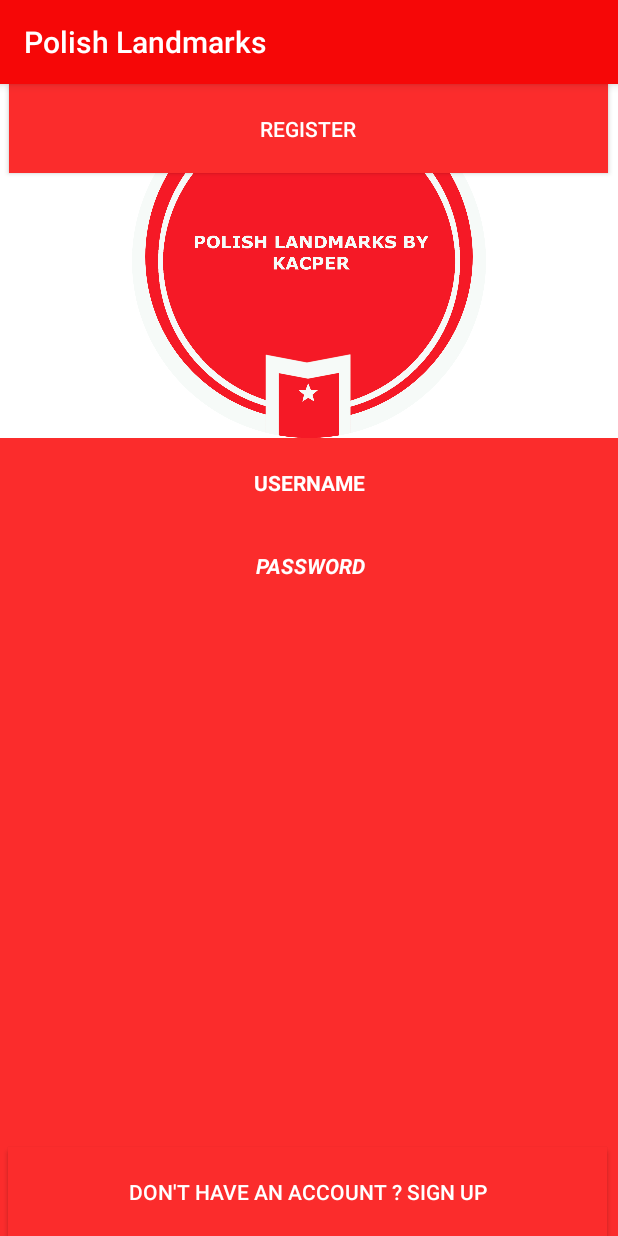
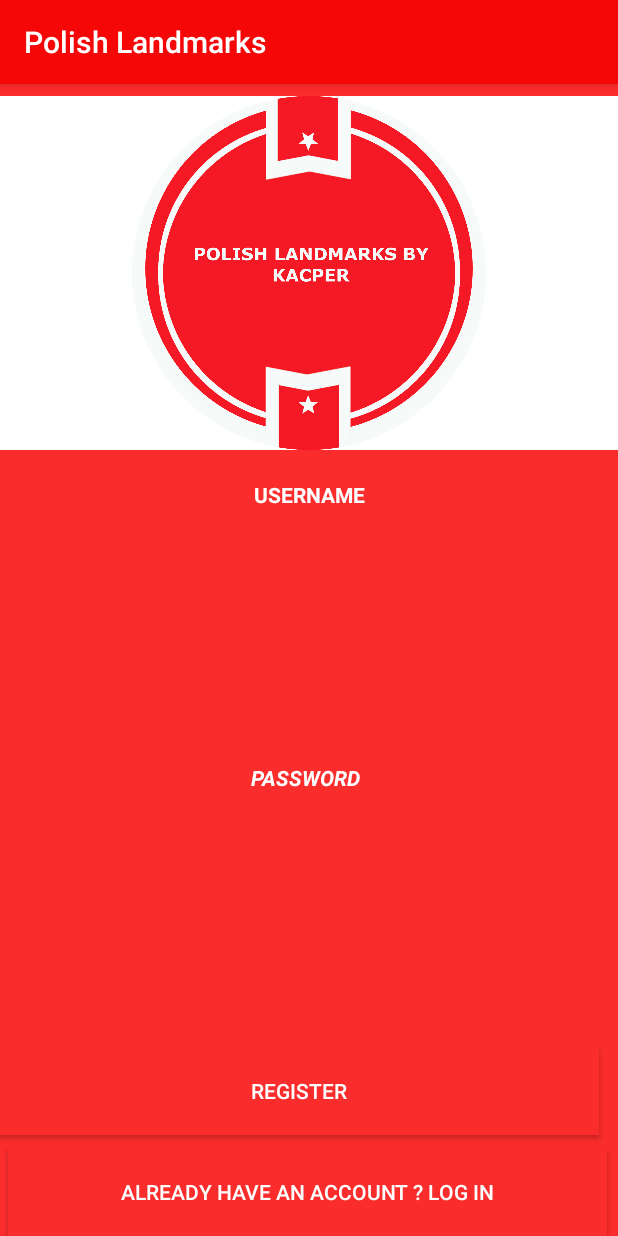
Before and after one commit to kacper97/PlApp, an Android app: the Register screen opened directly, with no data from a screen before it, on a phone screen of 412 x 824 dp. Run offline under Robolectric (Android 15) with nearby library versions, the phone set to English and light mode, and no system bars.

Commit message:
Firebase connected, changing layout prior coding

```diff
--- a/app/src/main/res/layout/edit.xml
+++ b/app/src/main/res/layout/edit.xml
@@ -18,11 +18,11 @@
         android:background="@color/colorFontOffWhite"
         android:onClick="editImage"
         android:text="@string/addImageBtn"
-        app:layout_constraintBottom_toTopOf="@+id/editfooter"
+        app:layout_constraintBottom_toBottomOf="parent"
         app:layout_constraintEnd_toEndOf="parent"
         app:layout_constraintStart_toEndOf="@+id/editALandmarkBtn"
         app:layout_constraintTop_toBottomOf="@+id/editLandmarkDate"
-        app:layout_constraintVertical_bias="0.791" />
+        app:layout_constraintVertical_bias="0.389" />
 
     <EditText
         android:id="@+id/editLandmarkDate"
@@ -160,7 +160,7 @@
     <TextView
         android:id="@+id/editfooter"
         android:layout_width="384dp"
-        android:layout_height="40dp"
+        android:layout_height="27dp"
         android:background="@color/colorPrimary"
         android:paddingTop="5dp"
         android:text="@string/appWebsite"
--- a/app/src/main/res/layout/register.xml
+++ b/app/src/main/res/layout/register.xml
@@ -39,30 +39,30 @@
         android:textAllCaps="true"
         android:textColor="@color/colorFontWhite"
         android:textStyle="bold|italic"
-        app:layout_constraintBottom_toTopOf="@+id/login"
+        app:layout_constraintBottom_toTopOf="@+id/register"
         app:layout_constraintEnd_toEndOf="parent"
-        app:layout_constraintHorizontal_bias="0.571"
+        app:layout_constraintHorizontal_bias="0.357"
         app:layout_constraintStart_toStartOf="parent"
-        app:layout_constraintTop_toBottomOf="@+id/registerusername"
-        app:layout_constraintVertical_bias="0.0" />
+        app:layout_constraintTop_toBottomOf="@+id/registerusername" />
 
     <ImageView
         android:id="@+id/imageView2"
         android:layout_width="wrap_content"
         android:layout_height="236dp"
+        android:layout_marginTop="8dp"
         android:background="@color/colorFontWhite"
         app:layout_constraintEnd_toEndOf="parent"
         app:layout_constraintHorizontal_bias="0.0"
         app:layout_constraintStart_toStartOf="parent"
-        app:srcCompat="@drawable/logoapp"
-        tools:layout_editor_absoluteY="0dp" />
+        app:layout_constraintTop_toTopOf="parent"
+        app:srcCompat="@drawable/logoapp" />
 
     <Button
         android:id="@+id/regbutton"
         android:layout_width="399dp"
         android:layout_height="59dp"
         android:background="@color/colorAccent"
-        android:text="@string/regBtn"
+        android:text="@string/logBtn"
         android:textColor="@color/colorFontWhite"
         app:layout_constraintBottom_toBottomOf="parent"
         app:layout_constraintEnd_toEndOf="parent"
@@ -70,15 +70,16 @@
         app:layout_constraintStart_toStartOf="parent" />
 
     <Button
-        android:id="@+id/login"
+        android:id="@+id/register"
         android:layout_width="399dp"
         android:layout_height="59dp"
+        android:layout_marginBottom="8dp"
         android:background="@color/colorAccent"
         android:text="@string/registerBtn"
         android:textColor="@color/colorFontWhite"
+        app:layout_constraintBottom_toTopOf="@+id/regbutton"
         app:layout_constraintEnd_toEndOf="parent"
-        app:layout_constraintHorizontal_bias="0.466"
-        app:layout_constraintStart_toStartOf="parent"
-        tools:layout_editor_absoluteY="393dp" />
+        app:layout_constraintHorizontal_bias="0.0"
+        app:layout_constraintStart_toStartOf="parent" />
 
 </android.support.constraint.ConstraintLayout>
--- a/build.gradle
+++ b/build.gradle
@@ -8,7 +8,7 @@ buildscript {
     }
     dependencies {
         classpath 'com.android.tools.build:gradle:3.1.4'
-
+        classpath 'com.google.gms:google-services:4.0.1'
 
         // NOTE: Do not place your application dependencies here; they belong
         // in the individual module build.gradle files
```
Also changed, not shown: app/build.gradle (+3 -4 lines), app/src/main/res/layout/add.xml (+5 -4 lines), app/src/main/res/layout/log_in.xml (+6 -7 lines), 2 other files.
